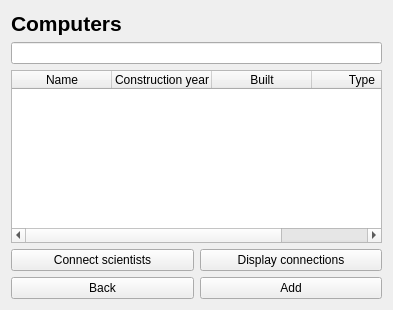
This is computerbase.ui in AndriM/Vika3 as Qt 5 draws it before an edit. The edited form follows.
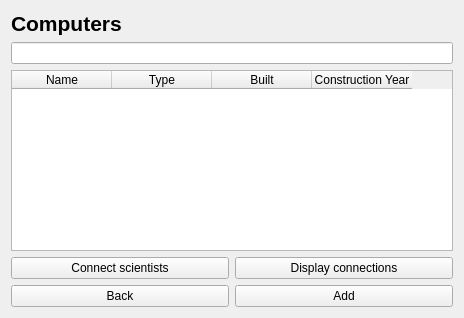
This is the edited form.

What changed in the file:
```diff
--- a/computerbase.ui
+++ b/computerbase.ui
@@ -6,88 +6,15 @@
    <rect>
     <x>0</x>
     <y>0</y>
-    <width>393</width>
-    <height>310</height>
+    <width>464</width>
+    <height>318</height>
    </rect>
   </property>
   <property name="windowTitle">
    <string>Dialog</string>
   </property>
   <layout class="QGridLayout" name="gridLayout">
-   <item row="2" column="0" colspan="2">
-    <widget class="QTableWidget" name="listTable">
-     <property name="showGrid">
-      <bool>false</bool>
-     </property>
-     <property name="sortingEnabled">
-      <bool>true</bool>
-     </property>
-     <attribute name="horizontalHeaderStretchLastSection">
-      <bool>true</bool>
-     </attribute>
-     <column>
-      <property name="text">
-       <string>Name</string>
-      </property>
-     </column>
-     <column>
-      <property name="text">
-       <string>Construction year</string>
-      </property>
-     </column>
-     <column>
-      <property name="text">
-       <string>Built</string>
-      </property>
-     </column>
-     <column>
-      <property name="text">
-       <string>Type</string>
-      </property>
-     </column>
-    </widget>
-   </item>
-   <item row="3" column="0">
-    <widget class="QPushButton" name="button_connect">
-     <property name="text">
-      <string>Connect scientists</string>
-     </property>
-     <property name="autoDefault">
-      <bool>false</bool>
-     </property>
-    </widget>
-   </item>
-   <item row="3" column="1">
-    <widget class="QPushButton" name="button_disp_connected">
-     <property name="text">
-      <string>Display connections</string>
-     </property>
-     <property name="autoDefault">
-      <bool>false</bool>
-     </property>
-    </widget>
-   </item>
-   <item row="4" column="0">
-    <widget class="QPushButton" name="backButton">
-     <property name="text">
-      <string>Back</string>
-     </property>
-     <property name="autoDefault">
-      <bool>false</bool>
-     </property>
-    </widget>
-   </item>
-   <item row="4" column="1">
-    <widget class="QPushButton" name="addButton">
-     <property name="text">
-      <string>Add</string>
-     </property>
-     <property name="autoDefault">
-      <bool>false</bool>
-     </property>
-    </widget>
-   </item>
-   <item row="0" column="0">
+   <item row="0" column="1">
     <widget class="QLabel" name="computerLabel">
      <property name="font">
       <font>
@@ -101,7 +28,71 @@
      </property>
     </widget>
    </item>
-   <item row="1" column="0" colspan="2">
+   <item row="2" column="1" colspan="2">
+    <widget class="QTableWidget" name="listTable">
+     <column>
+      <property name="text">
+       <string>Name</string>
+      </property>
+     </column>
+     <column>
+      <property name="text">
+       <string>Type</string>
+      </property>
+     </column>
+     <column>
+      <property name="text">
+       <string>Built</string>
+      </property>
+     </column>
+     <column>
+      <property name="text">
+       <string>Construction Year</string>
+      </property>
+     </column>
+    </widget>
+   </item>
+   <item row="5" column="1">
+    <widget class="QPushButton" name="backButton">
+     <property name="text">
+      <string>Back</string>
+     </property>
+     <property name="autoDefault">
+      <bool>false</bool>
+     </property>
+    </widget>
+   </item>
+   <item row="5" column="2">
+    <widget class="QPushButton" name="addButton">
+     <property name="text">
+      <string>Add</string>
+     </property>
+     <property name="autoDefault">
+      <bool>false</bool>
+     </property>
+    </widget>
+   </item>
+   <item row="4" column="2">
+    <widget class="QPushButton" name="button_disp_connected">
+     <property name="text">
+      <string>Display connections</string>
+     </property>
+     <property name="autoDefault">
+      <bool>false</bool>
+     </property>
+    </widget>
+   </item>
+   <item row="4" column="1">
+    <widget class="QPushButton" name="button_connect">
+     <property name="text">
+      <string>Connect scientists</string>
+     </property>
+     <property name="autoDefault">
+      <bool>false</bool>
+     </property>
+    </widget>
+   </item>
+   <item row="1" column="1" colspan="2">
     <widget class="QLineEdit" name="searchLine">
      <property name="text">
       <string/>
```
